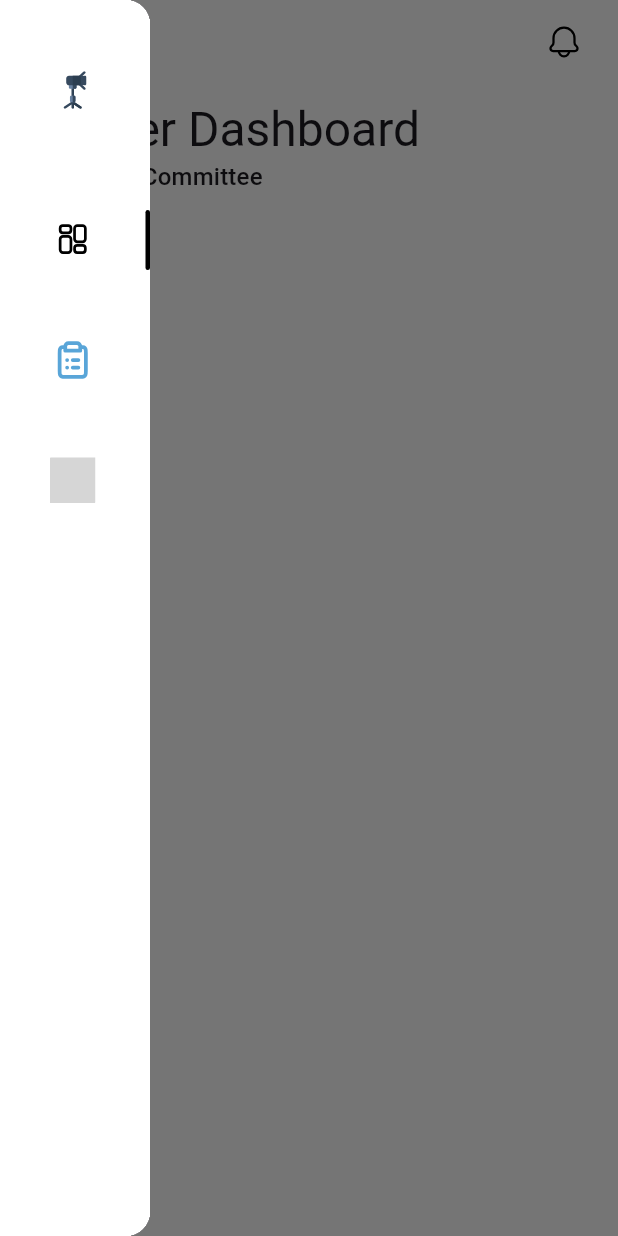
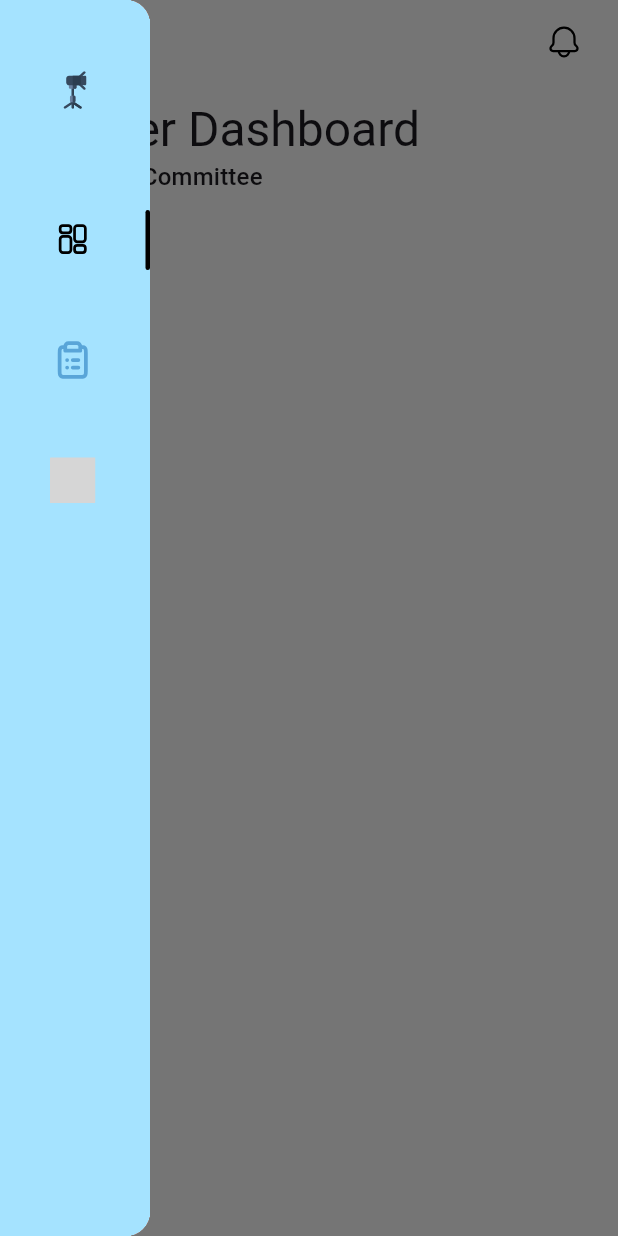
Before and after one commit to Amruthavalli-M/12DIT---BookTech, a Flutter app: the LeaderDashboard screen opened by its route, with the side drawer open, on a phone screen of 412 x 824 dp. Run offline on Flutter 3.47's test engine with Material 3 defaults, Android fonts, the phone set to English and light mode, and no system bars; our stand-ins replace flutter_svg, google_fonts; grey boxes are pictures that could not be loaded.

Commit message:
Update side_drawer.dart
FINAL VERSION

```diff
--- a/lib/widgets/side_drawer.dart
+++ b/lib/widgets/side_drawer.dart
@@ -4,13 +4,12 @@ import 'package:flutter/material.dart';
 import 'package:flutter_svg/flutter_svg.dart';
 
 /// Side navigation drawer used in the app.
-/// Shows a vertical list of menu icons with a visual highlight for the selected one.
-/// Supports an `onItemSelected` to tell the parent which menu item was tapped.
+/// Shows a vertical list of menu icons with active selection
 class SideDrawerMenu extends StatelessWidget {
   /// Function to run when a menu item is tapped passes the tapped item's index.
   final Function(int)? onItemSelected;
 
-  /// The index of the currently selected menu item (controlled by parent)
+  /// The index of the currently selected menu item
   final int selectedIndex;
 
   const SideDrawerMenu({
@@ -25,9 +24,9 @@ class SideDrawerMenu extends StatelessWidget {
       elevation: 0, // No shadow around the drawer
       child: Container(
         // Drawer background color from theme
-        decoration: const BoxDecoration(color: MyAppColor.secondaryBg),
+        decoration: const BoxDecoration(color: MyAppColor.barBg),
         child: SingleChildScrollView(
-          // Allows scrolling if there are many menu items
+          // Scrolling if there are many menu items
           child: Column(
             children: [
               const SizedBox(height: 20),
@@ -51,6 +50,9 @@ class SideDrawerMenu extends StatelessWidget {
                     if (onItemSelected != null) {
                       onItemSelected!(index);
                     }
+                    if (index == 2) {
+                      Navigator.pushReplacementNamed(context, '/');
+                    }
                   },
                   child: Container(
                     padding: const EdgeInsets.symmetric(vertical: 20),
@@ -72,7 +74,7 @@ class SideDrawerMenu extends StatelessWidget {
                           ),
                         ),
 
-                        // Thin right side bar showing the active selection
+                        // Active selection bar
                         Container(
                           height: 40,
                           width: 3,
```
